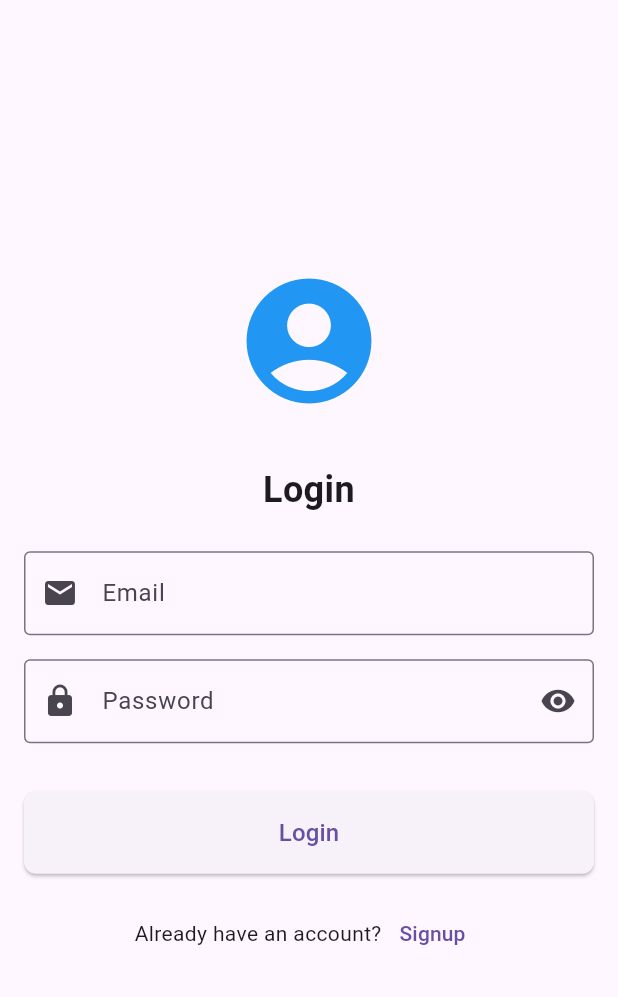
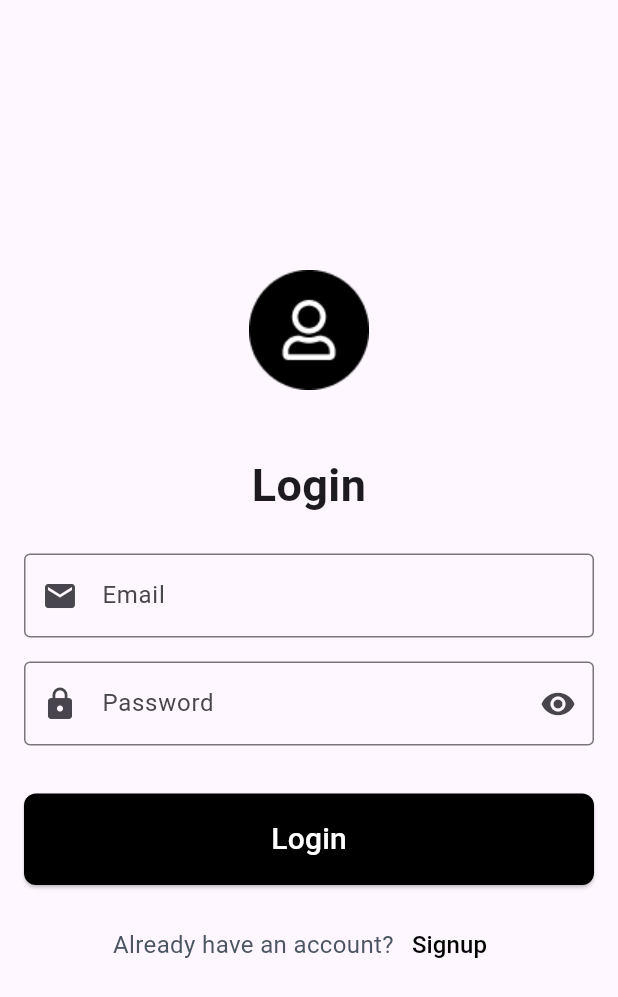
Before and after one commit to syedkumailraza2/my-chat, a Flutter app: the screen it shows after launch, on a phone screen of 412 x 824 dp. Shown: the top 997 px of the screen. Run offline on Flutter 3.47's test engine with Material 3 defaults, Android fonts, the phone set to English and light mode, and no system bars; our stand-ins replace dio, get_storage, permission_handler, socket_io_client; missing offline and left inert: flutter_webrtc; network calls fail.

Commit message:
login page UI improved

```diff
--- a/lib/screens/login_screen.dart
+++ b/lib/screens/login_screen.dart
@@ -65,13 +65,19 @@ class _LoginPageState extends State<LoginPage> {
               crossAxisAlignment: CrossAxisAlignment.stretch,
               children: [
                 // App Logo or Image (optional)
-                const Icon(Icons.account_circle, size: 100, color: Colors.blue),
+                Container(
+                  width: 100,
+                  height: 100,
+                  child: Image(
+                    image: AssetImage('assets/login.png'),
+                    )),
+                //Icon(Icons.person_outline_outlined, size: 100, color: Colors.black),
                 const SizedBox(height: 32),
 
                 // Title
                 const Text(
                   'Login',
-                  style: TextStyle(fontSize: 24, fontWeight: FontWeight.bold),
+                  style: TextStyle(fontSize: 30, fontWeight: FontWeight.bold),
                   textAlign: TextAlign.center,
                 ),
                 const SizedBox(height: 24),
@@ -152,32 +158,34 @@ class _LoginPageState extends State<LoginPage> {
 
                         print('User Login ${response}');
 
-                       ScaffoldMessenger.of(context).showSnackBar(
-  SnackBar(content: Text(response.data['message'].toString())),
-);
-
+                        ScaffoldMessenger.of(context).showSnackBar(
+                          SnackBar(
+                            content: Text(response.data['message'].toString()),
+                          ),
+                        );
 
                         Navigator.push(
-                        context,
-                        MaterialPageRoute(builder: (context) => HomeScreen()),
-                      );
-
+                          context,
+                          MaterialPageRoute(builder: (context) => HomeScreen()),
+                        );
                       } catch (e) {
                         print('Error while logging user: ${e}');
                         rethrow; // ✅ Re-throwing error to handle it outside
                       }
-
-
                     }
                   },
 
                   style: ElevatedButton.styleFrom(
                     padding: const EdgeInsets.symmetric(vertical: 16),
+                    backgroundColor: Colors.black,
                     shape: RoundedRectangleBorder(
                       borderRadius: BorderRadius.circular(8),
                     ),
                   ),
-                  child: const Text('Login', style: TextStyle(fontSize: 16)),
+                  child: const Text(
+                    'Login',
+                    style: TextStyle(fontSize: 20, color: Colors.white),
+                  ),
                 ),
                 const SizedBox(height: 16),
 
@@ -185,7 +193,7 @@ class _LoginPageState extends State<LoginPage> {
                 Row(
                   mainAxisAlignment: MainAxisAlignment.center,
                   children: [
-                    const Text('Already have an account?'),
+                    const Text('Already have an account?', style: TextStyle(color:Color(0xFF4B5563), fontSize: 16),),
                     TextButton(
                       onPressed: () {
                         Navigator.push(
@@ -197,7 +205,7 @@ class _LoginPageState extends State<LoginPage> {
                           ),
                         );
                       },
-                      child: const Text('Signup'),
+                      child: const Text('Signup', style: TextStyle(color:Colors.black, fontSize: 16)),
                     ),
                   ],
                 ),
--- a/pubspec.yaml
+++ b/pubspec.yaml
@@ -63,8 +63,8 @@ flutter:
   uses-material-design: true
 
   # To add assets to your application, add an assets section, like this:
-  # assets:
-  #   - images/a_dot_burr.jpeg
+  assets:
+    - assets/
   #   - images/a_dot_ham.jpeg
 
   # An image asset can refer to one or more resolution-specific "variants", see
```
Also changed, not shown: assets/login.png (added).
